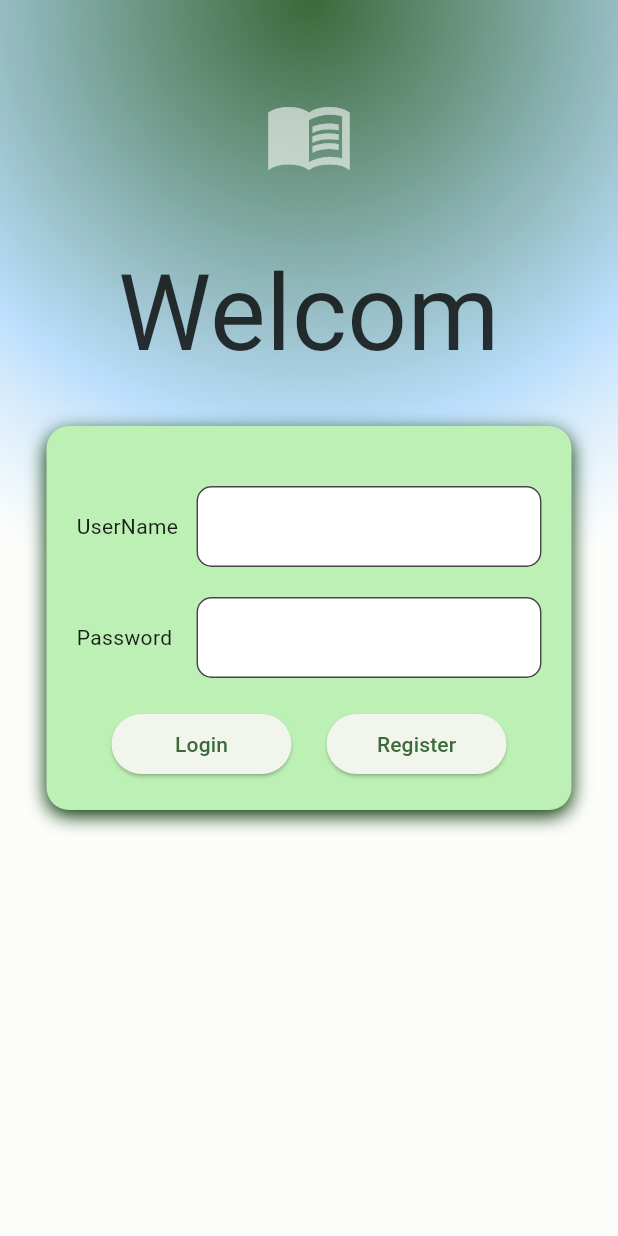
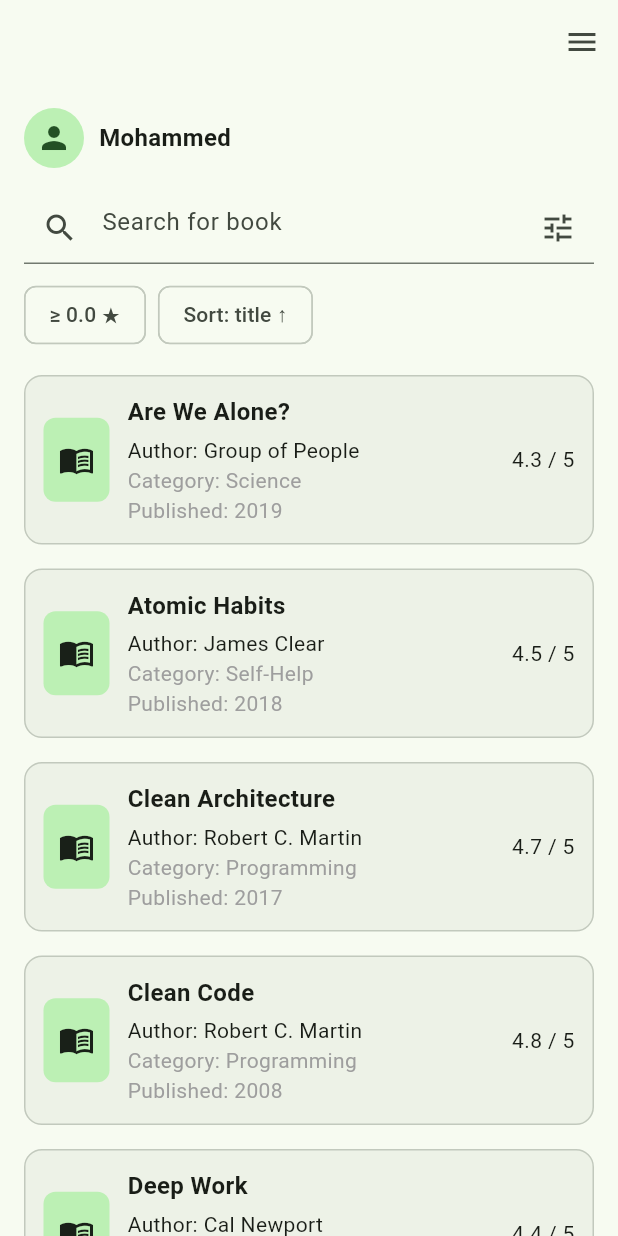
Before and after one commit to fuxeer/Library-App-project-front-end, a Flutter app: the screen it shows after launch, on a phone screen of 412 x 824 dp. Run offline on Flutter 3.47's test engine with Material 3 defaults, Android fonts, the phone set to English and light mode, and no system bars.

Commit message:
edited the login and added the hompage

```diff
--- /dev/null
+++ b/lib/MainPage.dart
@@ -0,0 +1,477 @@
+import 'package:flutter/material.dart';
+
+void main() => runApp(const MyApp());
+
+class MyApp extends StatelessWidget {
+  const MyApp({super.key});
+  @override
+  Widget build(BuildContext context) {
+    return MaterialApp(
+      debugShowCheckedModeBanner: false,
+      title: 'library',
+      theme: ThemeData(
+        useMaterial3: true,
+        colorSchemeSeed: const Color(0xFF6D28D9), //بنفسجي انيق
+        inputDecorationTheme: const InputDecorationTheme(
+          filled: true,
+          border: OutlineInputBorder(
+            borderRadius: BorderRadius.all(Radius.circular(12)),
+          ),
+        ),
+      ),
+      home: const HomePage(),
+    );
+  }
+}
+
+class Book {
+  final String title, author, category;
+  final double rating;
+  final int year;
+
+  const Book({
+    required this.title,
+    required this.author,
+    required this.rating,
+    required this.category,
+    required this.year,
+  });
+}
+
+class HomePage extends StatefulWidget {
+  const HomePage({super.key});
+  @override
+  State<HomePage> createState() => _HomePageState();
+}
+
+class _HomePageState extends State<HomePage> {
+  final allBooks = const <Book>[
+    Book(
+      title: 'Are We Alone?',
+      author: 'Group of People',
+      rating: 4.3,
+      category: 'Science',
+      year: 2019,
+    ),
+    Book(
+      title: 'Clean Code',
+      author: 'Robert C. Martin',
+      rating: 4.8,
+      category: 'Programming',
+      year: 2008,
+    ),
+    Book(
+      title: 'Flutter in Action',
+      author: 'Eric Windmill',
+      rating: 4.6,
+      category: 'Programming',
+      year: 2020,
+    ),
+    Book(
+      title: 'Design Patterns',
+      author: 'GoF',
+      rating: 4.7,
+      category: 'Programming',
+      year: 1994,
+    ),
+    Book(
+      title: 'The Pragmatic Programmer',
+      author: 'Andrew Hunt',
+      rating: 4.9,
+      category: 'Programming',
+      year: 1999,
+    ),
+    Book(
+      title: 'Atomic Habits',
+      author: 'James Clear',
+      rating: 4.5,
+      category: 'Self-Help',
+      year: 2018,
+    ),
+    Book(
+      title: 'Deep Work',
+      author: 'Cal Newport',
+      rating: 4.4,
+      category: 'Productivity',
+      year: 2016,
+    ),
+    Book(
+      title: 'Clean Architecture',
+      author: 'Robert C. Martin',
+      rating: 4.7,
+      category: 'Programming',
+      year: 2017,
+    ),
+    Book(
+      title: 'The Art of Computer Programming',
+      author: 'Donald Knuth',
+      rating: 4.9,
+      category: 'Programming',
+      year: 1968,
+    ),
+    Book(
+      title: 'Think Like a Monk',
+      author: 'Jay Shetty',
+      rating: 4.2,
+      category: 'Self-Help',
+      year: 2020,
+    ),
+  ];
+
+  String query = '';
+  String category = '';
+  double minRating = 0.0;
+  String sortBy = 'title';
+  bool descending = false;
+
+  List<Book> get _filtered {
+    final q = query.toLowerCase();
+    final list = allBooks.where((b) {
+      final matchQ =
+          b.title.toLowerCase().contains(q) ||
+          b.author.toLowerCase().contains(q) ||
+          b.year.toString().contains(q);
+      final matchC = category.isEmpty ? true : b.category == category;
+      final matchR = b.rating >= minRating;
+      return matchQ && matchC && matchR;
+    }).toList();
+
+    list.sort((a, b) {
+      int cmp = sortBy == 'rating'
+          ? a.rating.compareTo(b.rating)
+          : a.title.toLowerCase().compareTo(b.title.toLowerCase());
+      return descending ? -cmp : cmp;
+    });
+    return list;
+  }
+
+  void _openFilter() async {
+    final categories = <String>{...allBooks.map((b) => b.category)}.toList()
+      ..sort();
+    final result = await showModalBottomSheet<_FiltersResult>(
+      context: context,
+      useSafeArea: true,
+      builder: (_) => _FilterSheet(
+        categories: categories,
+        initial: _FiltersResult(category, minRating, sortBy, descending),
+      ),
+    );
+    if (result != null) {
+      setState(() {
+        category = result.category;
+        minRating = result.minRating;
+        sortBy = result.sortBy;
+        descending = result.descending;
+      });
+    }
+  }
+
+  void _resetFilters() => setState(() {
+    category = '';
+    minRating = 0.0;
+    sortBy = 'title';
+    descending = false;
+  });
+
+  @override
+  Widget build(BuildContext context) {
+    final cs = Theme.of(context).colorScheme;
+    final books = _filtered;
+
+    return Scaffold(
+      appBar: AppBar(
+        title: const Text(''),
+        actions: [
+          InkWell(
+            onTap: () {},
+            borderRadius: BorderRadius.circular(30),
+            child: const Padding(
+              padding: EdgeInsetsDirectional.only(end: 12),
+              child: Icon(Icons.menu),
+            ),
+          ),
+        ],
+      ),
+      body: SafeArea(
+        child: ListView(
+          padding: const EdgeInsets.all(16),
+          children: [
+            Row(
+              children: [
+                CircleAvatar(
+                  backgroundColor: cs.primaryContainer,
+                  child: const Icon(Icons.person),
+                ),
+                const SizedBox(width: 10),
+                const Text(
+                  'Mohammed',
+                  style: TextStyle(fontSize: 16, fontWeight: FontWeight.w600),
+                ),
+              ],
+            ),
+            const SizedBox(height: 16),
+            TextField(
+              onChanged: (v) => setState(() => query = v),
+              decoration: InputDecoration(
+                hintText: 'Search for book',
+                prefixIcon: const Icon(Icons.search),
+                suffixIcon: IconButton(
+                  onPressed: _openFilter,
+                  icon: const Icon(Icons.tune),
+                ),
+              ),
+            ),
+            const SizedBox(height: 10),
+            Wrap(
+              spacing: 8,
+              runSpacing: 8,
+              children: [
+                if (category.isNotEmpty)
+                  _chip(category, onClear: () => setState(() => category = '')),
+                _chip('≥ ${minRating.toStringAsFixed(1)} ★'),
+                _chip(
+                  (sortBy == 'rating' ? 'Sort: rating' : 'Sort: title') +
+                      (descending ? ' ↓' : ' ↑'),
+                ),
+                if (category.isNotEmpty ||
+                    minRating > 0 ||
+                    sortBy != 'title' ||
+                    descending)
+                  ActionChip(
+                    label: const Text('Reset'),
+                    onPressed: _resetFilters,
+                  ),
+              ],
+            ),
+            const SizedBox(height: 8),
+            if (books.isEmpty)
+              const Padding(
+                padding: EdgeInsets.all(32),
+                child: Center(
+                  child: Text(
+                    'No books found 😢',
+                    style: TextStyle(color: Colors.grey),
+                  ),
+                ),
+              )
+            else
+              ...books.map(
+                (b) => InkWell(
+                  onTap: () {},
+                  borderRadius: BorderRadius.circular(12),
+                  child: _BookCard(book: b),
+                ),
+              ),
+          ],
+        ),
+      ),
+    );
+  }
+
+  Widget _chip(String text, {VoidCallback? onClear}) {
+    return Chip(
+      label: Text(text),
+      onDeleted: onClear,
+      deleteIcon: onClear == null ? null : const Icon(Icons.close),
+    );
+  }
+}
+
+class _BookCard extends StatelessWidget {
+  final Book book;
+  const _BookCard({required this.book});
+
+  @override
+  Widget build(BuildContext context) {
+    final cs = Theme.of(context).colorScheme;
+    return Container(
+      margin: const EdgeInsets.symmetric(vertical: 8),
+      padding: const EdgeInsets.all(12),
+      decoration: BoxDecoration(
+        color: cs.surfaceVariant.withOpacity(.4),
+        borderRadius: BorderRadius.circular(12),
+        border: Border.all(color: cs.outlineVariant),
+      ),
+      child: Row(
+        children: [
+          Container(
+            width: 44,
+            height: 56,
+            decoration: BoxDecoration(
+              color: cs.primaryContainer,
+              borderRadius: BorderRadius.circular(8),
+            ),
+            child: const Icon(Icons.menu_book),
+          ),
+          const SizedBox(width: 12),
+          Expanded(
+            child: Column(
+              crossAxisAlignment: CrossAxisAlignment.start,
+              children: [
+                Text(
+                  book.title,
+                  style: const TextStyle(
+                    fontWeight: FontWeight.w700,
+                    fontSize: 16,
+                  ),
+                ),
+                const SizedBox(height: 4),
+                Text('Author: ${book.author}'),
+                Text(
+                  'Category: ${book.category}',
+                  style: const TextStyle(color: Colors.grey),
+                ),
+                Text(
+                  'Published: ${book.year}',
+                  style: const TextStyle(color: Colors.grey),
+                ), // 👈 ADD THIS
+              ],
+            ),
+          ),
+          Text('${book.rating} / 5'),
+        ],
+      ),
+    );
+  }
+}
+
+class _FiltersResult {
+  final String category;
+  final double minRating;
+  final String sortBy;
+  final bool descending;
+  const _FiltersResult(
+    this.category,
+    this.minRating,
+    this.sortBy,
+    this.descending,
+  );
+}
+
+class _FilterSheet extends StatefulWidget {
+  final List<String> categories;
+  final _FiltersResult initial;
+  const _FilterSheet({required this.categories, required this.initial});
+  @override
+  State<_FilterSheet> createState() => _FilterSheetState();
+}
+
+class _FilterSheetState extends State<_FilterSheet> {
+  String category = '';
+  double minRating = 0;
+  String sortBy = 'title';
+  bool descending = false;
+
+  @override
+  void initState() {
+    super.initState();
+    category = widget.initial.category;
+    minRating = widget.initial.minRating;
+    sortBy = widget.initial.sortBy;
+    descending = widget.initial.descending;
+  }
+
+  @override
+  Widget build(BuildContext context) {
+    return Padding(
+      padding: EdgeInsets.only(
+        left: 16,
+        right: 16,
+        top: 16,
+        bottom: MediaQuery.of(context).viewInsets.bottom + 16,
+      ),
+      child: Column(
+        mainAxisSize: MainAxisSize.min,
+        children: [
+          Container(
+            width: 44,
+            height: 5,
+            margin: const EdgeInsets.only(bottom: 16),
+            decoration: BoxDecoration(
+              color: Colors.grey[400],
+              borderRadius: BorderRadius.circular(999),
+            ),
+          ),
+          const Align(
+            alignment: Alignment.centerLeft,
+            child: Text(
+              'Filters',
+              style: TextStyle(fontSize: 18, fontWeight: FontWeight.w600),
+            ),
+          ),
+          const SizedBox(height: 12),
+
+          // Dropdown for category filter
+          DropdownButtonFormField<String>(
+            value: category.isEmpty ? '' : category,
+            items: [
+              const DropdownMenuItem(value: '', child: Text('Any')),
+              ...widget.categories.map(
+                (c) => DropdownMenuItem(value: c, child: Text(c)),
+              ),
+            ],
+            onChanged: (v) => setState(() => category = v ?? ''),
+            decoration: const InputDecoration(labelText: 'Category'),
+          ),
+
+          const SizedBox(height: 12),
+          Row(
+            children: [
+              Expanded(
+                child: Slider(
+                  value: minRating,
+                  min: 0,
+                  max: 5,
+                  divisions: 50,
+                  label: minRating.toStringAsFixed(1),
+                  onChanged: (v) => setState(
+                    () => minRating = double.parse(v.toStringAsFixed(1)),
+                  ),
+                ),
+              ),
+              SizedBox(
+                width: 64,
+                child: Text(
+                  '${minRating.toStringAsFixed(1)} ★',
+                  textAlign: TextAlign.center,
+                ),
+              ),
+            ],
+          ),
+          const SizedBox(height: 12),
+          Row(
+            children: [
+              Expanded(
+                child: SegmentedButton<String>(
+                  segments: const [
+                    ButtonSegment(value: 'title', label: Text('Title')),
+                    ButtonSegment(value: 'rating', label: Text('Rating')),
+                  ],
+                  selected: {sortBy},
+                  onSelectionChanged: (s) => setState(() => sortBy = s.first),
+                ),
+              ),
+              const SizedBox(width: 12),
+              FilterChip(
+                label: Text(descending ? 'Descending' : 'Ascending'),
+                selected: descending,
+                onSelected: (v) => setState(() => descending = v),
+              ),
+            ],
+          ),
+          const SizedBox(height: 16),
+          SizedBox(
+            width: double.infinity,
+            child: ElevatedButton(
+              onPressed: () => Navigator.pop(
+                context,
+                _FiltersResult(category, minRating, sortBy, descending),
+              ),
+              child: const Text('Apply'),
+            ),
+          ),
+        ],
+      ),
+    );
+  }
+}
--- a/lib/main.dart
+++ b/lib/main.dart
@@ -1,5 +1,6 @@
 import 'package:flutter/material.dart';
 import 'package:library_app/Login.dart';
+import 'package:library_app/MainPage.dart';
 
 void main() {
   runApp(const MainApp());
@@ -19,7 +20,13 @@ class MainApp extends StatelessWidget {
           brightness: Brightness.light,
         ),
       ),
-      home: Scaffold(resizeToAvoidBottomInset: false, body: Login()),
+
+      //to navigate between pages
+      initialRoute: '/Homepage',
+      routes: {
+        '/Login': (context) => const Login(),
+        '/Homepage': (context) => const HomePage(),
+      }, // Placeholder for MainPage},
     );
   }
 }
--- a/pubspec.yaml
+++ b/pubspec.yaml
@@ -9,6 +9,7 @@ environment:
 dependencies:
   flutter:
     sdk: flutter
+  http: ^1.6.0
 
 dev_dependencies:
   flutter_test:
```
Also changed, not shown: lib/Login.dart (+86 -8 lines), pubspec.lock.
